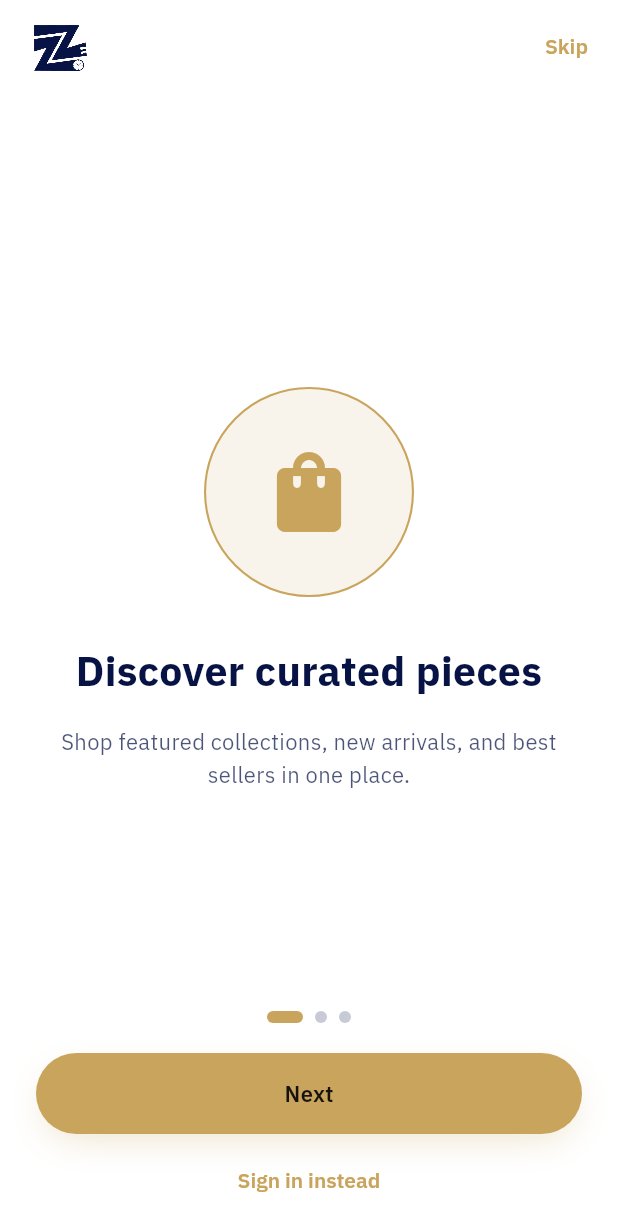
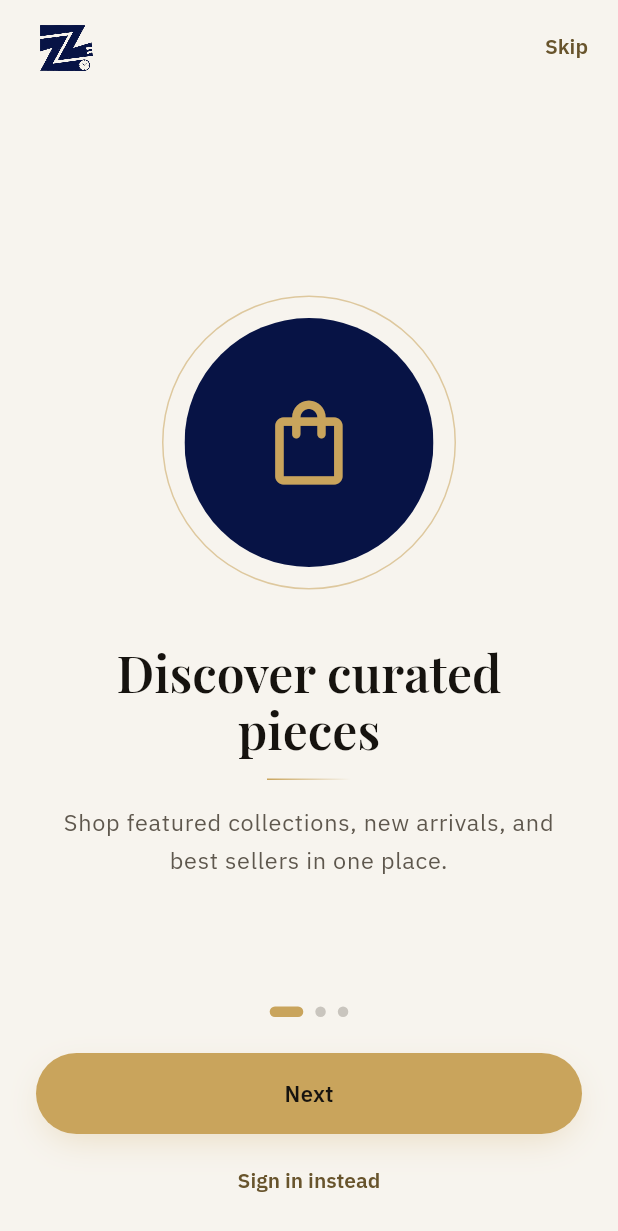
Before and after one commit to Alexapedia/Marketplace, a Flutter app: the screen it shows after launch, on a phone screen of 412 x 824 dp. Shown: the top 1231 px of the screen. Run offline on Flutter 3.47's test engine with Material 3 defaults, Android fonts, the phone set to English and light mode, and no system bars; drawn by our look-alikes of flutter_animate, smooth_page_indicator; our stand-ins replace cached_network_image, connectivity_plus, dartz, dio, easy_localization, equatable and 21 more; missing offline and left inert: dio_http_formatter; accounts and stored records are empty; network calls fail.

Commit message:
feat(mobile-ui): splash, onboarding, auth and system screens
Brand-band splash with a gold rule drawing under the wordmark, ivory
onboarding with display titles, auth screens on a brand band with a raised
form card (split on tablets and landscape), force-upgrade and channel-off
screens on the shared state layout.

Co-Authored-By: Claude Sonnet 5.5 <noreply@anthropic.com>

```diff
--- a/mobile/lib/modules/auth/register/controller/register_cubit.dart
+++ b/mobile/lib/modules/auth/register/controller/register_cubit.dart
@@ -19,7 +19,8 @@ import '../../../../core/utils/functions/safe_emit.dart';
 
 part 'register_state.dart';
 
-class RegisterCubit extends Cubit<RegisterState> with SafeEmitMixin<RegisterState> {
+class RegisterCubit extends Cubit<RegisterState>
+    with SafeEmitMixin<RegisterState> {
   RegisterCubit() : super(const RegisterState());
 
   static RegisterCubit get(context) => BlocProvider.of(context);
--- a/mobile/lib/modules/common/force_upgrade/controller/force_upgrade_cubit.dart
+++ b/mobile/lib/modules/common/force_upgrade/controller/force_upgrade_cubit.dart
@@ -8,9 +8,10 @@ import '../../../../core/utils/functions/safe_emit.dart';
 
 part 'force_upgrade_state.dart';
 
-class ForceUpgradeCubit extends Cubit<ForceUpgradeState> with SafeEmitMixin<ForceUpgradeState> {
+class ForceUpgradeCubit extends Cubit<ForceUpgradeState>
+    with SafeEmitMixin<ForceUpgradeState> {
   ForceUpgradeCubit(AppVersionModel version)
-      : super(ForceUpgradeState(version: version));
+    : super(ForceUpgradeState(version: version));
 
   Future<void> copyStoreUrl() async {
     final url = state.version.storeUrl;
--- a/mobile/lib/modules/common/on_borarding/controller/on_boarding_bloc.dart
+++ b/mobile/lib/modules/common/on_borarding/controller/on_boarding_bloc.dart
@@ -22,7 +22,8 @@ class OnBoardingPageChanged {
   final int page;
 }
 
-class OnBoardingBloc extends Cubit<OnBoardingState> with SafeEmitMixin<OnBoardingState> {
+class OnBoardingBloc extends Cubit<OnBoardingState>
+    with SafeEmitMixin<OnBoardingState> {
   OnBoardingBloc() : super(const OnBoardingState()) {
     load();
   }
--- a/mobile/lib/modules/common/on_borarding/view/on_boarding_screen.dart
+++ b/mobile/lib/modules/common/on_borarding/view/on_boarding_screen.dart
@@ -1,6 +1,5 @@
 import 'package:flutter/material.dart';
 
-import '../../../../core/models/color_model.dart';
 import 'widgets/onboarding_body.dart';
 
 class OnBoardingScreen extends StatelessWidget {
@@ -8,10 +7,7 @@ class OnBoardingScreen extends StatelessWidget {
 
   @override
   Widget build(BuildContext context) {
-    final isDark = Theme.of(context).brightness == Brightness.dark;
-    return Scaffold(
-      backgroundColor: isDark ? AppColors.blackColor : AppColors.whiteColor,
-      body: const OnboardingBody(),
-    );
+    // The scaffold takes the Maison canvas (ivory / onyx) from the theme.
+    return const Scaffold(body: OnboardingBody());
   }
 }
--- a/mobile/lib/modules/common/on_borarding/view/widgets/onboarding_body.dart
+++ b/mobile/lib/modules/common/on_borarding/view/widgets/onboarding_body.dart
@@ -1,12 +1,13 @@
 import 'package:easy_localization/easy_localization.dart';
 import 'package:flutter/material.dart';
-import 'package:flutter_animate/flutter_animate.dart';
 import 'package:flutter_bloc/flutter_bloc.dart';
 import 'package:smooth_page_indicator/smooth_page_indicator.dart';
 
+import '../../../../../config/theme/maison.dart';
+import '../../../../../config/theme/tokens.dart';
 import '../../../../../core/components/app_button.dart';
 import '../../../../../core/components/app_logo.dart';
-import '../../../../../core/models/color_model.dart';
+import '../../../../../core/utils/functions/motion.dart';
 import '../../../../../core/utils/functions/responsive.dart';
 import '../../controller/on_boarding_bloc.dart';
 import 'onboarding_slide_view.dart';
@@ -16,10 +17,8 @@ class OnboardingBody extends StatelessWidget {
 
   @override
   Widget build(BuildContext context) {
-    final colors = Theme.of(context).extension<AppColors>()!;
-    final isDark = Theme.of(context).brightness == Brightness.dark;
+    final m = context.maison;
     final bloc = context.read<OnBoardingBloc>();
-    final onSurface = isDark ? AppColors.whiteColor : AppColors.blackColor;
     final compact = context.isCompactHeight;
     return SafeArea(
       child: BlocBuilder<OnBoardingBloc, OnBoardingState>(
@@ -29,17 +28,19 @@ class OnboardingBody extends StatelessWidget {
           return Column(
             children: [
               Padding(
-                padding: EdgeInsets.fromLTRB(20, compact ? 4 : 8, 8, 0),
+                padding: EdgeInsetsDirectional.fromSTEB(
+                  24,
+                  compact ? 4 : 8,
+                  8,
+                  0,
+                ),
                 child: Row(
                   children: [
                     AppLogo(height: compact ? 28 : 36),
                     const Spacer(),
                     TextButton(
                       onPressed: () => bloc.finish(context),
-                      child: Text(
-                        'skip'.tr(),
-                        style: TextStyle(color: colors.gold),
-                      ),
+                      child: Text('skip'.tr()),
                     ),
                   ],
                 ),
@@ -57,22 +58,26 @@ class OnboardingBody extends StatelessWidget {
                 controller: bloc.pageController,
                 count: pages.length,
                 effect: ExpandingDotsEffect(
-                  activeDotColor: colors.gold,
-                  dotColor: onSurface.withValues(alpha: 0.22),
-                  dotHeight: 8,
-                  dotWidth: 8,
+                  activeDotColor: m.accent,
+                  dotColor: m.inkMuted.withValues(alpha: 0.3),
+                  dotHeight: 7,
+                  dotWidth: 7,
+                  expansionFactor: 3.2,
                 ),
               ),
-              Padding(
-                padding: EdgeInsets.fromLTRB(24, compact ? 12 : 20, 24, 8),
+              Center(
+                child: ConstrainedBox(
+                  constraints: const BoxConstraints(maxWidth: 480),
+                  child: Padding(
+                    padding: EdgeInsets.fromLTRB(24, compact ? 12 : 24, 24, 8),
                     child: AppButton(
                       onTap: () {
                         if (last) {
                           bloc.finish(context);
                         } else {
                           bloc.pageController.nextPage(
-                        duration: const Duration(milliseconds: 320),
-                        curve: Curves.easeOut,
+                            duration: context.motion(AppDurations.base),
+                            curve: AppCurves.easeOut,
                           );
                         }
                       },
@@ -80,13 +85,12 @@ class OnboardingBody extends StatelessWidget {
                       size: Size(double.infinity, compact ? 46 : 54),
                     ),
                   ),
+                ),
+              ),
               TextButton(
                 onPressed: () => bloc.finish(context, login: true),
-                child: Text(
-                  'onboarding_skip_login'.tr(),
-                  style: TextStyle(color: colors.gold),
+                child: Text('onboarding_skip_login'.tr()),
               ),
-              ).animate().fadeIn(),
               SizedBox(height: compact ? 4 : 12),
             ],
           );
--- a/mobile/lib/modules/common/on_borarding/view/widgets/onboarding_slide_view.dart
+++ b/mobile/lib/modules/common/on_borarding/view/widgets/onboarding_slide_view.dart
@@ -1,9 +1,10 @@
 import 'package:flutter/material.dart';
-import 'package:flutter_animate/flutter_animate.dart';
 
+import '../../../../../config/theme/maison.dart';
+import '../../../../../config/theme/typography.dart';
 import '../../../../../core/components/image_item.dart';
+import '../../../../../core/components/maison.dart';
 import '../../../../../core/models/app_models.dart';
-import '../../../../../core/models/color_model.dart';
 import '../../../../../core/utils/functions/responsive.dart';
 
 class OnboardingSlideView extends StatelessWidget {
@@ -12,63 +13,69 @@ class OnboardingSlideView extends StatelessWidget {
   final OnboardingSlide page;
 
   IconData get _icon => switch (page.icon) {
-        'favorites' => Icons.favorite_rounded,
-        'custom' => Icons.auto_awesome_rounded,
-        _ => Icons.shopping_bag_rounded,
+    'favorites' => Icons.favorite_border_rounded,
+    'custom' => Icons.auto_awesome_outlined,
+    _ => Icons.shopping_bag_outlined,
   };
 
   @override
   Widget build(BuildContext context) {
-    final colors = Theme.of(context).extension<AppColors>()!;
-    final isDark = Theme.of(context).brightness == Brightness.dark;
-    final onSurface = isDark ? AppColors.whiteColor : AppColors.blackColor;
+    final m = context.maison;
     final compact = context.isCompactHeight || context.isLandscape;
-    final iconSize = compact
-        ? context.byDevice(mobileLandscape: 72.0, mobile: 72.0, tablet: 96.0, desktop: 110.0)
-        : context.byDevice(mobileLandscape: 140.0, mobile: 140.0, tablet: 160.0, desktop: 180.0);
-    final glyphSize = compact ? 36.0 : 64.0;
+    final markSize = compact
+        ? 96.0
+        : context.byDevice(
+            mobileLandscape: 168.0,
+            mobile: 168.0,
+            tablet: 220.0,
+            desktop: 240.0,
+          );
 
-    final mark = page.image.isNotEmpty
-        ? ClipRRect(
-            borderRadius: BorderRadius.circular(28),
-            child: ImageItem(
-              page.image,
-              width: iconSize * 1.6,
-              height: iconSize * 1.6,
-              fit: BoxFit.cover,
-            ),
-          ).animate().fadeIn(duration: 280.ms)
-        : Container(
-            width: iconSize,
-            height: iconSize,
+    // Two concentric rings around the mark: hairline accent, then a soft well.
+    final mark = Container(
+      width: markSize + 28,
+      height: markSize + 28,
+      padding: const EdgeInsets.all(14),
       decoration: BoxDecoration(
         shape: BoxShape.circle,
-              color: colors.gold.withValues(alpha: 0.12),
-              border: Border.all(color: colors.gold, width: 1.4),
+        border: Border.all(color: m.accent.withValues(alpha: 0.55)),
       ),
-            child: Icon(_icon, size: glyphSize, color: colors.gold),
-          ).animate().fadeIn(duration: 280.ms);
+      child: ClipOval(
+        child: page.image.isNotEmpty
+            ? ImageItem(page.image, fit: BoxFit.cover)
+            : ColoredBox(
+                color: m.band,
+                child: Icon(_icon, size: markSize * 0.4, color: m.accent),
+              ),
+      ),
+    );
 
     final texts = Column(
       mainAxisSize: MainAxisSize.min,
       children: [
-        Text(
+        Reveal(
+          index: 1,
+          child: Text(
             page.title,
             textAlign: TextAlign.center,
-          style: TextStyle(
-            color: onSurface,
-            fontSize: context.font(compact ? 22 : 28),
-            fontWeight: FontWeight.w800,
+            style: displayStyle(
+              size: context.font(compact ? 26 : 34),
+              color: m.ink,
             ),
           ),
-        SizedBox(height: compact ? 8 : 14),
-        Text(
+        ),
+        const SizedBox(height: 14),
+        const GoldRule(width: 56),
+        SizedBox(height: compact ? 10 : 16),
+        Reveal(
+          index: 2,
+          child: Text(
             page.body,
             textAlign: TextAlign.center,
-          style: TextStyle(
-            color: onSurface.withValues(alpha: 0.72),
-            height: 1.5,
-            fontSize: context.font(compact ? 13 : 15),
+            style: Theme.of(context).textTheme.bodyLarge?.copyWith(
+              color: m.inkMuted,
+              fontSize: context.font(compact ? 14 : 16),
+            ),
           ),
         ),
       ],
@@ -77,16 +84,16 @@ class OnboardingSlideView extends StatelessWidget {
     final content = compact
         ? Row(
             children: [
-              mark,
-              const SizedBox(width: 20),
+              Reveal(child: mark),
+              const SizedBox(width: 28),
               Expanded(child: texts),
             ],
           )
         : Column(
             mainAxisAlignment: MainAxisAlignment.center,
             children: [
-              mark,
-              const SizedBox(height: 28),
+              Reveal(child: mark),
+              const SizedBox(height: 36),
               texts,
             ],
           );
@@ -95,12 +102,21 @@ class OnboardingSlideView extends StatelessWidget {
       builder: (context, constraints) {
         return SingleChildScrollView(
           padding: EdgeInsets.symmetric(
-            horizontal: context.byDevice(mobileLandscape: 24.0, mobile: 24.0, tablet: 40.0),
+            horizontal: context.byDevice(
+              mobileLandscape: 28.0,
+              mobile: 28.0,
+              tablet: 64.0,
+            ),
             vertical: compact ? 8 : 28,
           ),
           child: ConstrainedBox(
             constraints: BoxConstraints(minHeight: constraints.maxHeight),
-            child: Center(child: content),
+            child: Center(
+              child: ConstrainedBox(
+                constraints: const BoxConstraints(maxWidth: 560),
+                child: content,
+              ),
+            ),
           ),
         );
       },
--- a/mobile/lib/modules/common/splash/controller/splash_cubit.dart
+++ b/mobile/lib/modules/common/splash/controller/splash_cubit.dart
@@ -21,6 +21,7 @@ import '../../../../core/utils/functions/safe_emit.dart';
 part 'splash_state.dart';
 part 'splash_boot_mixin.dart';
 
-class SplashCubit extends Cubit<SplashState> with SafeEmitMixin<SplashState>, SplashBootMixin {
+class SplashCubit extends Cubit<SplashState>
+    with SafeEmitMixin<SplashState>, SplashBootMixin {
   SplashCubit() : super(const SplashState());
 }
```
Also changed, not shown: mobile/lib/core/components/auth_bg.dart (+63 -53 lines), mobile/lib/modules/auth/forget_password/controller/forget_password_cubit.dart (+14 -3 lines), mobile/lib/modules/auth/forget_password/controller/forget_password_state.dart (+5 -6 lines), mobile/lib/modules/auth/forget_password/view/widgets/forget_password_form.dart (+13 -4 lines), mobile/lib/modules/auth/login/view/widgets/login_form.dart (+10 -8 lines), mobile/lib/modules/common/channel_disabled/view/channel_disabled_screen.dart (+11 -16 lines), mobile/lib/modules/common/force_upgrade/view/widgets/force_upgrade_body.dart (+13 -23 lines), mobile/lib/modules/common/splash/view/splash_screen.dart (+20 -13 lines), mobile/lib/modules/common/splash/view/widgets/splash_brand.dart (+46 -34 lines). Lines whose indentation alone changed are shown as unchanged.
